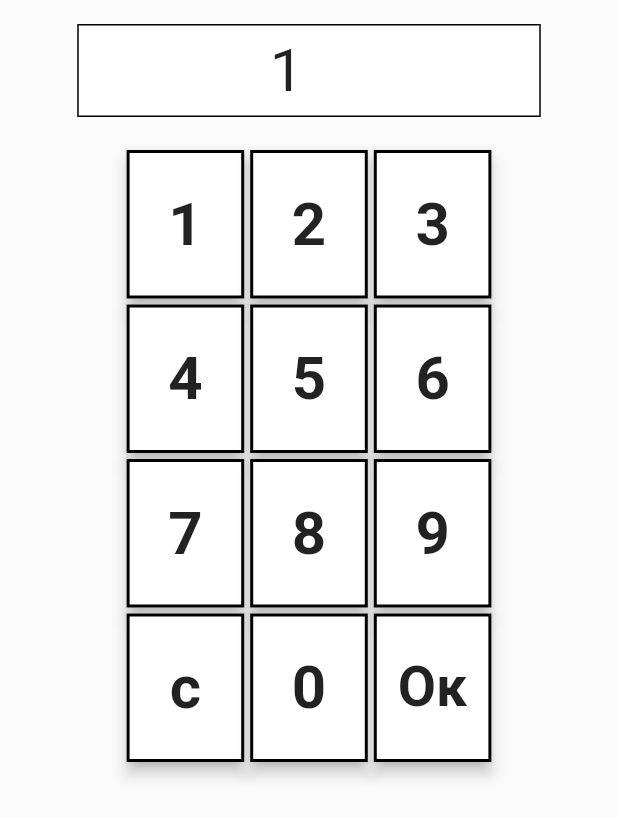
After one commit to OpenRbt/mobile-wash-control, a Flutter app: the AuthPage screen opened by its route, after a tap on an icon or button, on a phone screen of 412 x 824 dp. The commit adds this screen. Shown: the top 818 px of the screen. Run offline on Flutter 3.47's test engine with Material 2 defaults, Android fonts, the phone set to English and light mode, and no system bars; missing offline and left inert: ping_discover_network, wifi.

Commit message:
AuthPage, drawer minor improvements

```diff
--- /dev/null
+++ b/lib/AuthPage.dart
@@ -0,0 +1,156 @@
+import 'package:flutter/material.dart';
+import 'package:mobile_wash_control/CommonElements.dart';
+import 'dart:math';
+
+class AuthPage extends StatefulWidget {
+  @override
+  _AuthPageState createState() => _AuthPageState();
+}
+
+class _AuthPageState extends State<AuthPage> {
+  _AuthPageState() : super();
+
+  var _currentDisplayPos = 0;
+  List<String> _displayedSymbols = <String>['x', 'x', 'x', 'x'];
+
+  void _authCheck(SessionData sessionData) {
+    if (_displayedSymbols.toString() == "[0, 0, 0, 0]") {
+      Navigator.pop(context);
+      Navigator.pushNamed(context, '/home', arguments: sessionData);
+    }
+  }
+
+  @override
+  Widget build(BuildContext context) {
+    final SessionData sessionData = ModalRoute.of(context).settings.arguments;
+    double screenH = MediaQuery.of(context).size.height;
+    double screenW = MediaQuery.of(context).size.width;
+    return Scaffold(body: SafeArea(child: OrientationBuilder(
+      builder: (context, orientation) {
+        return new Container(
+            width: screenW,
+            height: screenH,
+            child: Padding(
+                padding: const EdgeInsets.all(16.0),
+                child: Column(children: [
+                  Container(
+                    height: 62,
+                    width: screenW / 4 * 3,
+                    child: DecoratedBox(
+                      child: Center(
+                          child: Text(_toDisplay(_displayedSymbols),
+                              style: TextStyle(fontSize: 40))),
+                      decoration: BoxDecoration(
+                        color: Colors.white,
+                        border: Border.all(color: Colors.black),
+                      ),
+                    ),
+                  ),
+                  SizedBox(height: 20),
+                  Row(
+                    mainAxisAlignment: MainAxisAlignment.center,
+                    crossAxisAlignment: CrossAxisAlignment.center,
+                    children: [
+                      _keyPadKey('1', screenW, screenH),
+                      _keyPadKey('2', screenW, screenH),
+                      _keyPadKey('3', screenW, screenH)
+                    ],
+                  ),
+                  Row(
+                    mainAxisAlignment: MainAxisAlignment.center,
+                    crossAxisAlignment: CrossAxisAlignment.center,
+                    children: [
+                      _keyPadKey('4', screenW, screenH),
+                      _keyPadKey('5', screenW, screenH),
+                      _keyPadKey('6', screenW, screenH)
+                    ],
+                  ),
+                  Row(
+                    mainAxisAlignment: MainAxisAlignment.center,
+                    crossAxisAlignment: CrossAxisAlignment.center,
+                    children: [
+                      _keyPadKey('7', screenW, screenH),
+                      _keyPadKey('8', screenW, screenH),
+                      _keyPadKey('9', screenW, screenH)
+                    ],
+                  ),
+                  Row(
+                    mainAxisAlignment: MainAxisAlignment.center,
+                    crossAxisAlignment: CrossAxisAlignment.center,
+                    children: [
+                      _keyPadKey('с', screenW, screenH), // russian
+                      _keyPadKey('0', screenW, screenH),
+                      _keyPadKey('Ок', screenW, screenH,
+                          sessionData: sessionData) // russian
+                    ],
+                  )
+                ])));
+      },
+    )));
+  }
+
+  Widget _keyPadKey(String text, double screenW, double screenH,
+      {SessionData sessionData}) {
+    return Container(
+        width: screenW / 5,
+        height: screenH / 8,
+        padding: EdgeInsets.all(2),
+        child: RaisedButton(
+          shape: RoundedRectangleBorder(
+              side: BorderSide(
+                  color: Colors.black, width: 2.0, style: BorderStyle.solid)),
+          color: Colors.white,
+          elevation: 4,
+          child: FittedBox(
+              fit: BoxFit.fitWidth,
+              child: Text(text,
+                  style: TextStyle(
+                      fontSize: 40,
+                      fontWeight: FontWeight.bold))),
+          onPressed: () {
+            switch (text) {
+              case 'Ок':
+                _authCheck(sessionData);
+                break;
+              case 'с':
+                setState(() {
+                  _deleteSymbol();
+                });
+                break;
+              default:
+                setState(() {
+                  _addSymbol(text);
+                });
+                break;
+            }
+          },
+        ));
+  }
+
+  void _deleteSymbol() {
+    if (_currentDisplayPos == 4)
+      _displayedSymbols[3] = 'x';
+    else
+      _displayedSymbols[_currentDisplayPos] = 'x';
+    _currentDisplayPos--;
+    if (_currentDisplayPos < 0) _currentDisplayPos = 0;
+  }
+
+  void _addSymbol(String text) {
+    if (_currentDisplayPos == 4)
+      _displayedSymbols[3] = text;
+    else
+      _displayedSymbols[_currentDisplayPos] = text;
+    _currentDisplayPos++;
+    if (_currentDisplayPos > 4) _currentDisplayPos = 4;
+  }
+
+  String _toDisplay(List<String> values) {
+    int lastNumberIndex = _currentDisplayPos - 1;
+    var res = '';
+    for (int i = 0; i <= lastNumberIndex; i++)
+      res += i == lastNumberIndex ? values[lastNumberIndex].toString() : '*';
+    for (int i = lastNumberIndex + 1; i < 4; i++) res += ' ';
+    return res;
+  }
+}
--- a/lib/main.dart
+++ b/lib/main.dart
@@ -2,6 +2,7 @@ import 'dart:core';
 //import 'dart:io';
 
 import 'package:mobile_wash_control/AccountsMenu.dart';
+import 'package:mobile_wash_control/AuthPage.dart';
 import 'package:mobile_wash_control/CommonElements.dart';
 import 'package:mobile_wash_control/DozatronsMenu.dart';
 import 'package:mobile_wash_control/HomePage.dart';
@@ -45,6 +46,7 @@ class MyApp extends StatelessWidget {
       ),
       initialRoute: "/",
       routes: {
+        "/auth": (context) => AuthPage(),
         "/": (context) => MyHomePage(title: "Главная страница"),
         "/testScan": (context) => ServersPage(
               servers: null,
```
Also changed, not shown: lib/CommonElements.dart (+32 -15 lines), lib/StatisticsMenu.dart (+33 -38 lines).
